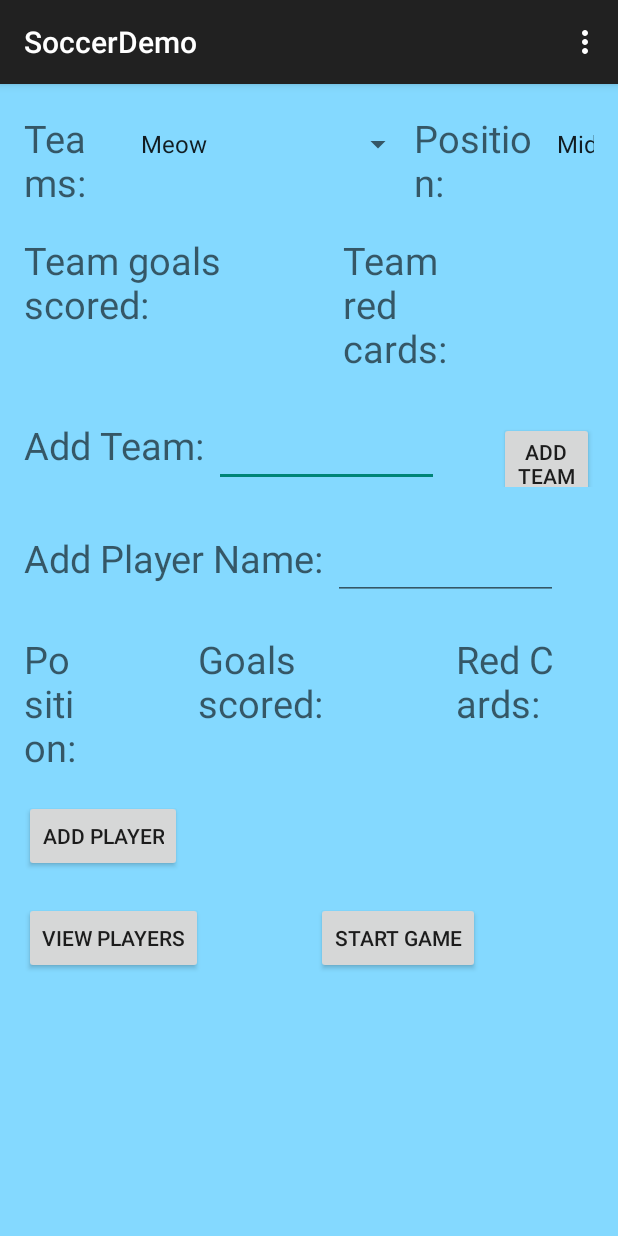
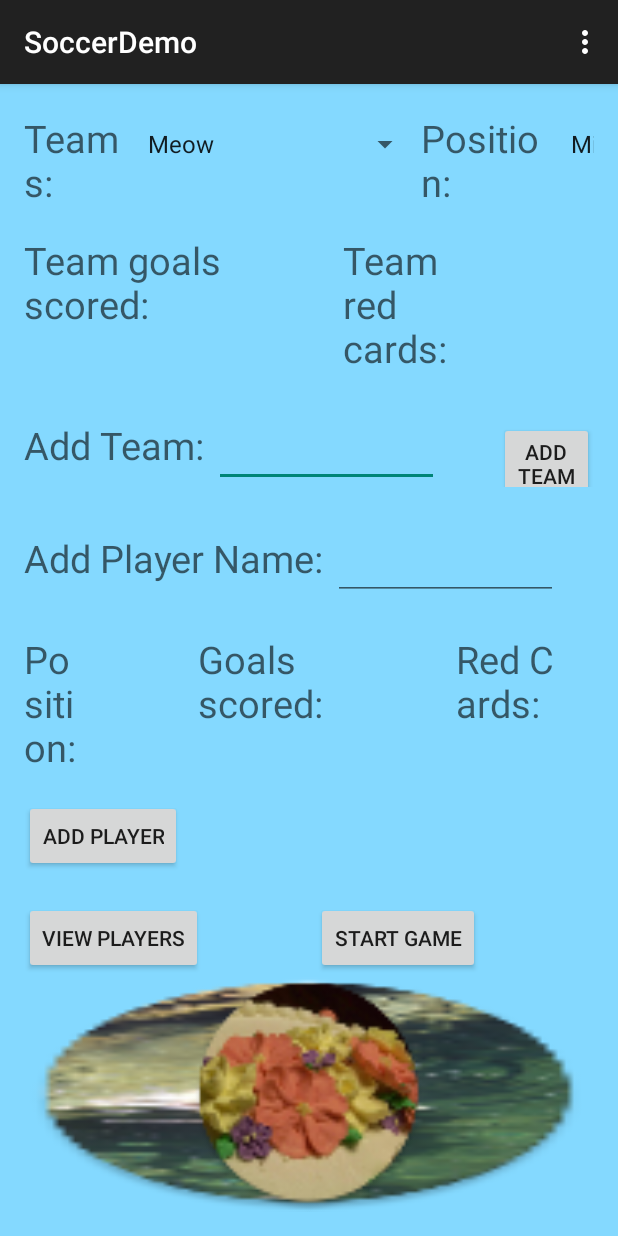
Before and after one commit to NalaniKai/SoccerDemo, an Android app: the screen it shows after launch (MainActivity), on a phone screen of 412 x 824 dp. Run offline under Robolectric (Android 15) with nearby library versions, the phone set to English and light mode, and no system bars.

Commit message:
Finished requirements.

```diff
--- a/app/src/main/res/layout/activity_main.xml
+++ b/app/src/main/res/layout/activity_main.xml
@@ -45,12 +45,6 @@
                 android:layout_width="168dp"
                 android:layout_height="wrap_content"
                 android:id="@+id/spinner_positions" />
-
-            <ImageView
-                android:layout_width="wrap_content"
-                android:layout_height="wrap_content"
-                android:id="@+id/team_logo"
-                android:background="@mipmap/koa_logo" />
 
         </LinearLayout>
 
@@ -285,7 +279,7 @@
         <LinearLayout
             android:orientation="horizontal"
             android:layout_width="match_parent"
-            android:layout_height="match_parent">
+            android:layout_height="wrap_content">
 
             <Button
                 android:layout_width="wrap_content"
@@ -304,6 +298,23 @@
                 android:id="@+id/start_game" />
         </LinearLayout>
 
+        <LinearLayout
+            android:orientation="horizontal"
+            android:layout_width="match_parent"
+            android:layout_height="match_parent">
+
+            <FrameLayout
+                android:layout_width="fill_parent"
+                android:layout_height="fill_parent">
+
+                <ImageView
+                    android:layout_width="fill_parent"
+                    android:layout_height="fill_parent"
+                    android:id="@+id/team_logo"
+                    android:background="@mipmap/koa_logo" />
+            </FrameLayout>
+        </LinearLayout>
+
     </LinearLayout>
 
 </RelativeLayout>
```
